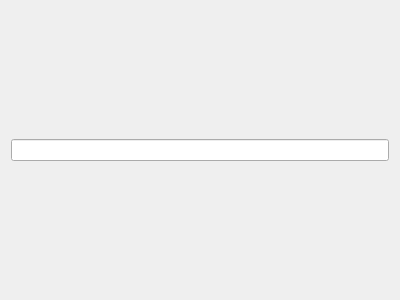
HcashOrg/hx-indicator, file contact/ContactSearchWidget.ui: the form before one commit.
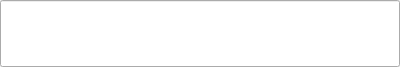
The form after the commit.

The edit to the form file:
```diff
--- a/contact/ContactSearchWidget.ui
+++ b/contact/ContactSearchWidget.ui
@@ -7,41 +7,42 @@
     <x>0</x>
     <y>0</y>
     <width>400</width>
-    <height>300</height>
+    <height>67</height>
    </rect>
   </property>
+  <property name="font">
+   <font>
+    <pointsize>11</pointsize>
+   </font>
+  </property>
   <property name="windowTitle">
    <string>Form</string>
   </property>
   <layout class="QVBoxLayout" name="verticalLayout">
+   <property name="spacing">
+    <number>0</number>
+   </property>
+   <property name="leftMargin">
+    <number>0</number>
+   </property>
+   <property name="topMargin">
+    <number>0</number>
+   </property>
+   <property name="rightMargin">
+    <number>0</number>
+   </property>
+   <property name="bottomMargin">
+    <number>0</number>
+   </property>
    <item>
-    <spacer name="verticalSpacer">
-     <property name="orientation">
-      <enum>Qt::Vertical</enum>
+    <widget class="QLineEdit" name="lineEdit">
+     <property name="sizePolicy">
+      <sizepolicy hsizetype="Expanding" vsizetype="Expanding">
+       <horstretch>0</horstretch>
+       <verstretch>0</verstretch>
+      </sizepolicy>
      </property>
-     <property name="sizeHint" stdset="0">
-      <size>
-       <width>20</width>
-       <height>121</height>
-      </size>
-     </property>
-    </spacer>
-   </item>
-   <item>
-    <widget class="QLineEdit" name="lineEdit"/>
-   </item>
-   <item>
-    <spacer name="verticalSpacer_2">
-     <property name="orientation">
-      <enum>Qt::Vertical</enum>
-     </property>
-     <property name="sizeHint" stdset="0">
-      <size>
-       <width>20</width>
-       <height>121</height>
-      </size>
-     </property>
-    </spacer>
+    </widget>
    </item>
   </layout>
  </widget>
```
